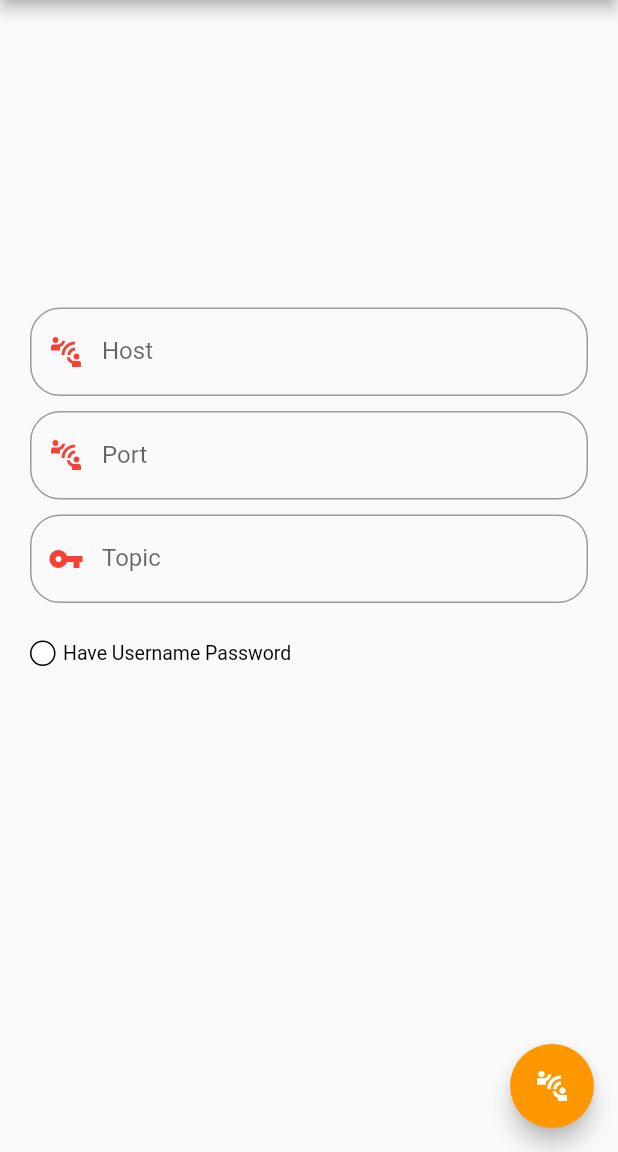
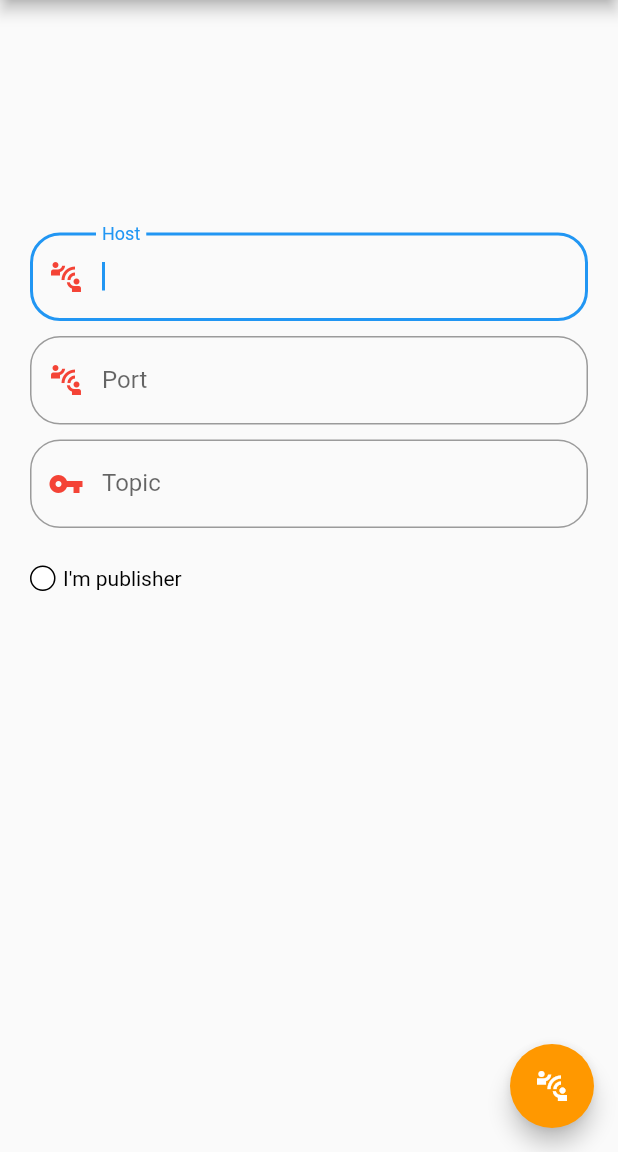
Before and after one commit to taylanyildiz/MQTT-JSON-GetX, a Flutter app: the screen it shows after launch, on a phone screen of 412 x 824 dp, the part 84-1236 px from its top. Run offline on Flutter 3.47's test engine with Material 2 defaults, Android fonts, the phone set to English and light mode, and no system bars; our stand-ins replace get; missing offline and left inert: mqtt_client.

Commit message:
added publish-subscribe check box

```diff
--- a/lib/controllers/elevator_controller.dart
+++ b/lib/controllers/elevator_controller.dart
@@ -1,7 +1,7 @@
 import 'package:get/get.dart';
 
 class ElevatorController extends GetxController {
-  //MqttService _service = Get.find();
+
 
   @override
   void onInit() {
--- a/lib/screens/welcome_screen.dart
+++ b/lib/screens/welcome_screen.dart
@@ -1,3 +1,4 @@
+import 'package:ake_elevator_similator/services/mqtt_service.dart';
 import 'package:flutter/material.dart';
 import 'package:get/get.dart';
 import '../controllers/controller.dart';
@@ -23,6 +24,25 @@ class WelcomeScreen extends GetView<ElevatorController> {
     'Topic',
   ];
 
+  String? host;
+  String? port;
+  String? topic;
+
+  void _connectionMqtt() {
+    MqttService service = Get.find();
+    if (_formKey.currentState!.validate()) {
+      host = _textController[0].text;
+      port = _textController[1].text;
+      topic = _textController[2].text;
+      service = MqttService(
+        host: host,
+        port: port,
+        topic: topic,
+      );
+      service.initializedMqtt();
+    }
+  }
+
   @override
   Widget build(BuildContext context) {
     return GestureDetector(
@@ -41,14 +61,15 @@ class WelcomeScreen extends GetView<ElevatorController> {
                 textControllers: _textController,
                 titles: _titles,
               ),
-              CheckUser(
+              StatusCheck(
+                title: "I'm publisher",
                 onPressed: (check) => print(check),
               ),
             ],
           ),
         ),
         floatingActionButton: FloatingActionButton(
-          onPressed: () => print(''),
+          onPressed: () => _connectionMqtt(),
           backgroundColor: Colors.orange,
           foregroundColor: Colors.white,
           child: Icon(Icons.connect_without_contact_sharp),
--- a/lib/services/mqtt_service.dart
+++ b/lib/services/mqtt_service.dart
@@ -86,6 +86,7 @@ class MqttService extends GetxService {
       MqttPublishMessage recMessage = t[0].payload;
       final message =
           MqttPublishPayload.bytesToStringAsString(recMessage.payload.message!);
+      print(message);
     });
   }
 
--- a/lib/widgets/input_text.dart
+++ b/lib/widgets/input_text.dart
@@ -26,6 +26,7 @@ class InputText extends StatelessWidget {
               child: TextFormField(
                 validator: (input) => input!.isEmpty ? 'Can not be null' : null,
                 controller: textControllers[i],
+                autofocus: true,
                 decoration: InputDecoration(
                   labelText: title,
                   border: OutlineInputBorder(
@@ -47,7 +48,7 @@ class InputText extends StatelessWidget {
         .values
         .toList();
     return Padding(
-      padding: EdgeInsets.fromLTRB(20.0, 200.0, 20.0, 0.0),
+      padding: EdgeInsets.fromLTRB(20.0, 150.0, 20.0, 10.0),
       child: Form(
         key: formKeys,
         child: Column(
--- a/lib/widgets/check_user.dart
+++ b/lib/widgets/status_check.dart
@@ -2,12 +2,16 @@ import 'package:ake_elevator_similator/controllers/animation_check.dart';
 import 'package:flutter/material.dart';
 import 'package:get/get.dart';
 
-class CheckUser extends GetView<AnimationCheck> {
-  const CheckUser({
+class StatusCheck extends GetView<AnimationCheck> {
+  const StatusCheck({
     Key? key,
     required this.onPressed,
+    required this.title,
   }) : super(key: key);
+
   final Function(bool) onPressed;
+
+  final String title;
 
   void _onPressed() {
     AnimationCheck _anim = Get.find();
@@ -23,14 +27,14 @@ class CheckUser extends GetView<AnimationCheck> {
   @override
   Widget build(BuildContext context) {
     return Padding(
-      padding: EdgeInsets.symmetric(horizontal: 20.0, vertical: 20.0),
+      padding: EdgeInsets.symmetric(horizontal: 20.0, vertical: 10.0),
+      child: GestureDetector(
+        onTap: () => _onPressed(),
         child: Row(
           crossAxisAlignment: CrossAxisAlignment.center,
           children: [
             GetBuilder(
-            builder: (AnimationCheck _) => GestureDetector(
-              onTap: () => _onPressed(),
-              child: AnimatedBuilder(
+              builder: (AnimationCheck _) => AnimatedBuilder(
                 animation: controller,
                 builder: (context, child) {
                   return Container(
@@ -55,17 +59,17 @@ class CheckUser extends GetView<AnimationCheck> {
                 },
               ),
             ),
-          ),
             SizedBox(width: 5.0),
             Text(
-            'Have Username Password',
+              title,
               style: TextStyle(
                 color: Colors.black,
-              fontSize: 13.0,
+                fontSize: 14.0,
               ),
             ),
           ],
         ),
+      ),
     );
   }
 }
--- a/lib/widgets/widget.dart
+++ b/lib/widgets/widget.dart
@@ -1,2 +1,2 @@
 export 'input_text.dart';
-export 'check_user.dart';
+export 'status_check.dart';
```
Lines whose indentation alone changed are shown as unchanged.
